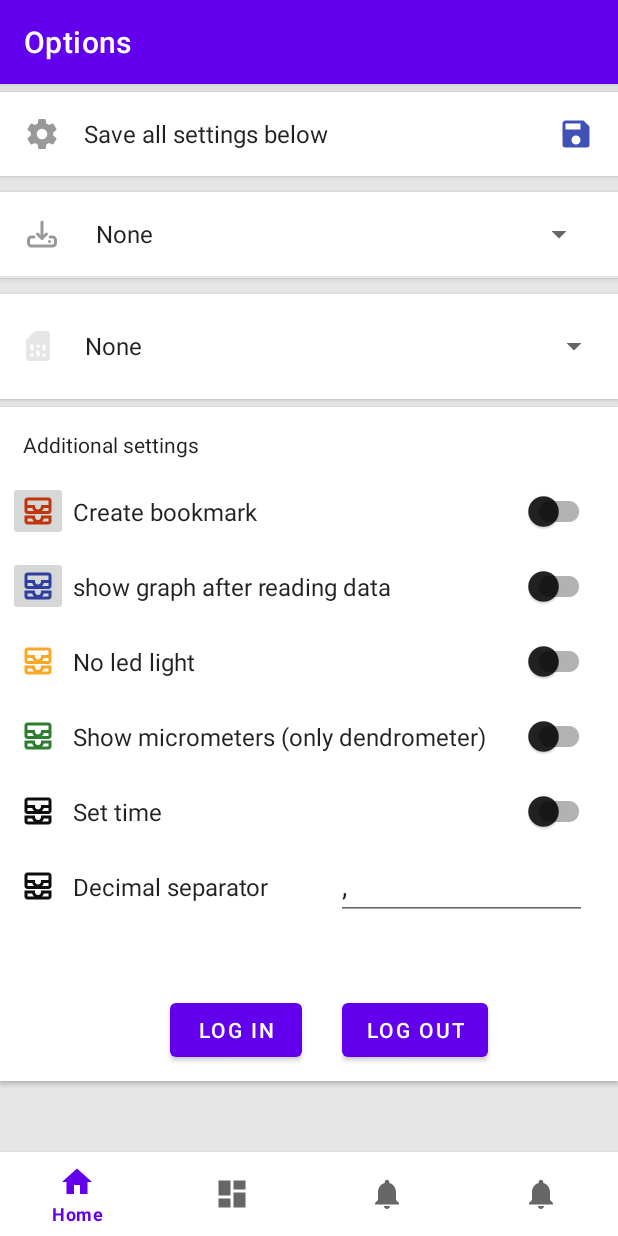
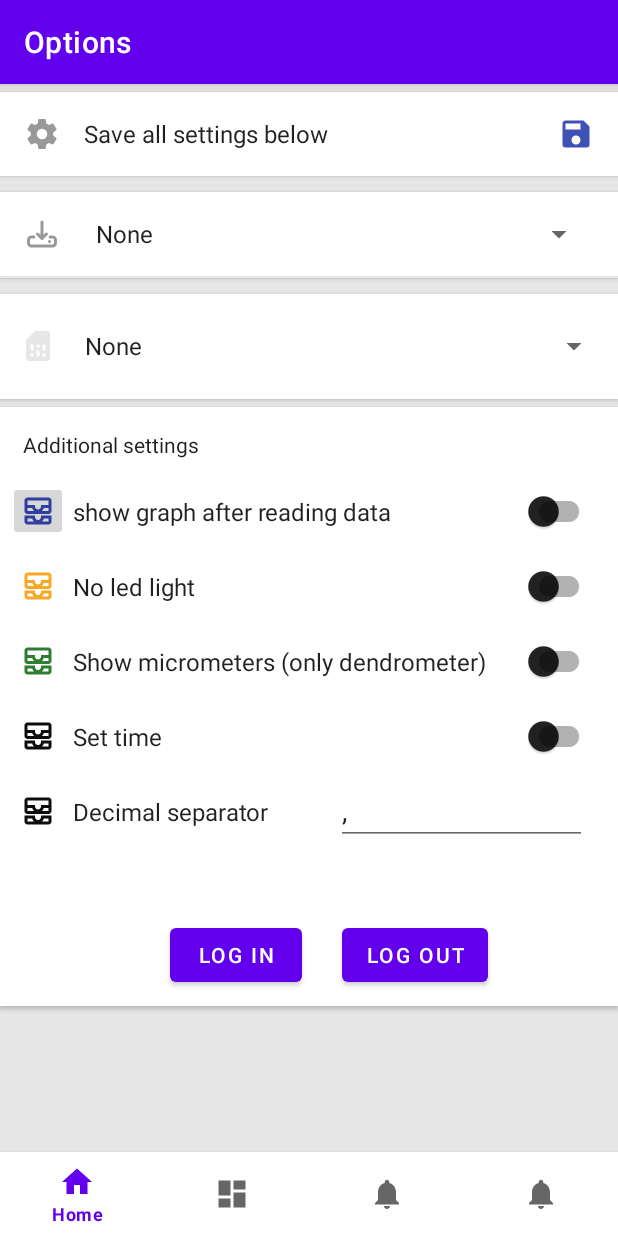
Before and after one commit to kratousek/lola, an Android app: the OptionsFragment screen opened through its navigation route, after a tap on an icon or button, on a phone screen of 412 x 824 dp. Run offline under Robolectric (Android 15) with nearby library versions, the phone set to English and light mode, and no system bars; our stand-ins replace Firebase (no records; nobody signed in at launch, a user with empty details on screens opened directly), navigation-ui; libraries missing offline, so code that uses them is left out: com.github.mikephil.charting; 10 statements that could not run were skipped.

Commit message:
removed bookmark switch

```diff
--- a/app/src/main/java/com/tomst/lolly/ui/options/OptionsFragment.java
+++ b/app/src/main/java/com/tomst/lolly/ui/options/OptionsFragment.java
@@ -223,7 +223,7 @@ public class OptionsFragment extends Fragment implements AdapterView.OnItemSelec
 //        b = binding.bookmark.isChecked();
 //        editor.putBoolean("bookmark",b);
 
-        editor.putBoolean("bookmark",binding.bookmark.isChecked());
+//        editor.putBoolean("bookmark",binding.bookmark.isChecked());
         editor.putBoolean("showgraph",binding.showgraph.isChecked());
         editor.putBoolean("noledlight",binding.noledlight.isChecked());
         editor.putBoolean("showmicro",binding.showmicro.isChecked());
@@ -235,7 +235,8 @@ public class OptionsFragment extends Fragment implements AdapterView.OnItemSelec
 
         // bookmark days value
         String bookmarkStr = String.valueOf(binding.bookmarkDeci.getText());
-        if (binding.bookmark.isChecked() && !bookmarkStr.equals("")) {
+//        if (binding.bookmark.isChecked() && !bookmarkStr.equals("")) {
+        if (!bookmarkStr.equals("")) {
             int bookmarkVal = Integer.parseInt(bookmarkStr);
             editor.putInt("bookmarkVal", bookmarkVal);
         }
@@ -273,8 +274,8 @@ public class OptionsFragment extends Fragment implements AdapterView.OnItemSelec
         binding.spiInterval.setSelection(i);
 
         // nastav checkboxy
-        boolean b = sharedPref.getBoolean("bookmark",false);
-        binding.bookmark.setChecked(b);
+//        boolean b = sharedPref.getBoolean("bookmark",false);
+//        binding.bookmark.setChecked(b);
         binding.showgraph.setChecked(sharedPref.getBoolean("showgraph",false));
         binding.noledlight.setChecked(sharedPref.getBoolean("noledlight",false));
         binding.showmicro.setChecked(sharedPref.getBoolean("showmicro",false));
--- a/app/src/main/res/layout/fragment_options.xml
+++ b/app/src/main/res/layout/fragment_options.xml
@@ -336,52 +336,52 @@
                             android:textColor="?android:textColorPrimary" />
 
 
-                        <LinearLayout
-                            android:layout_width="match_parent"
-                            android:layout_height="wrap_content"
-                            android:background="?attr/selectableItemBackground"
-                            android:clickable="true"
-                            android:gravity="center_vertical"
-                            android:minHeight="@dimen/spacing_xxlarge"
-                            android:orientation="horizontal"
-                            android:paddingLeft="@dimen/spacing_medium"
-                            android:paddingRight="@dimen/spacing_medium">
+<!--                        <LinearLayout-->
+<!--                            android:layout_width="match_parent"-->
+<!--                            android:layout_height="wrap_content"-->
+<!--                            android:background="?attr/selectableItemBackground"-->
+<!--                            android:clickable="true"-->
+<!--                            android:gravity="center_vertical"-->
+<!--                            android:minHeight="@dimen/spacing_xxlarge"-->
+<!--                            android:orientation="horizontal"-->
+<!--                            android:paddingLeft="@dimen/spacing_medium"-->
+<!--                            android:paddingRight="@dimen/spacing_medium">-->
 
-                            <ImageButton
-                                android:layout_width="@dimen/spacing_xmlarge"
-                                android:layout_height="@dimen/spacing_xmlarge"
-                                app:srcCompat="@drawable/ic_all_inbox"
-                                app:tint="@color/deep_orange_900" />
+<!--                            <ImageButton-->
+<!--                                android:layout_width="@dimen/spacing_xmlarge"-->
+<!--                                android:layout_height="@dimen/spacing_xmlarge"-->
+<!--                                app:srcCompat="@drawable/ic_all_inbox"-->
+<!--                                app:tint="@color/deep_orange_900" />-->
 
-                            <View
-                                android:layout_width="@dimen/spacing_small"
-                                android:layout_height="wrap_content" />
+<!--                            <View-->
+<!--                                android:layout_width="@dimen/spacing_small"-->
+<!--                                android:layout_height="wrap_content" />-->
 
-                            <TextView
-                                android:layout_width="0dp"
-                                android:layout_height="wrap_content"
-                                android:layout_weight="1"
-                                android:text="Create bookmark"
-                                android:textAppearance="@style/TextAppearance.AppCompat.Subhead"
-                                android:textColor="?android:textColorPrimary"
-                                />
+<!--                            <TextView-->
+<!--                                android:layout_width="0dp"-->
+<!--                                android:layout_height="wrap_content"-->
+<!--                                android:layout_weight="1"-->
+<!--                                android:text="Create bookmark"-->
+<!--                                android:textAppearance="@style/TextAppearance.AppCompat.Subhead"-->
+<!--                                android:textColor="?android:textColorPrimary"-->
+<!--                                />-->
 
-                            <View
-                                android:layout_width="@dimen/spacing_middle"
-                                android:layout_height="wrap_content" />
+<!--                            <View-->
+<!--                                android:layout_width="@dimen/spacing_middle"-->
+<!--                                android:layout_height="wrap_content" />-->
 
-                            <androidx.appcompat.widget.SwitchCompat
-                                android:id="@+id/bookmark"
-                                android:layout_width="wrap_content"
-                                android:layout_height="wrap_content"
-                                android:checked="true"
-                                app:thumbTint="?android:textColorPrimary"
-                                />
-                            <View
-                                android:layout_width="@dimen/spacing_middle"
-                                android:layout_height="wrap_content" />
+<!--                            <androidx.appcompat.widget.SwitchCompat-->
+<!--                                android:id="@+id/bookmark"-->
+<!--                                android:layout_width="wrap_content"-->
+<!--                                android:layout_height="wrap_content"-->
+<!--                                android:checked="true"-->
+<!--                                app:thumbTint="?android:textColorPrimary"-->
+<!--                                />-->
+<!--                            <View-->
+<!--                                android:layout_width="@dimen/spacing_middle"-->
+<!--                                android:layout_height="wrap_content" />-->
 
-                        </LinearLayout>
+<!--                        </LinearLayout>-->
 
                         <LinearLayout
                             android:layout_width="match_parent"
```
